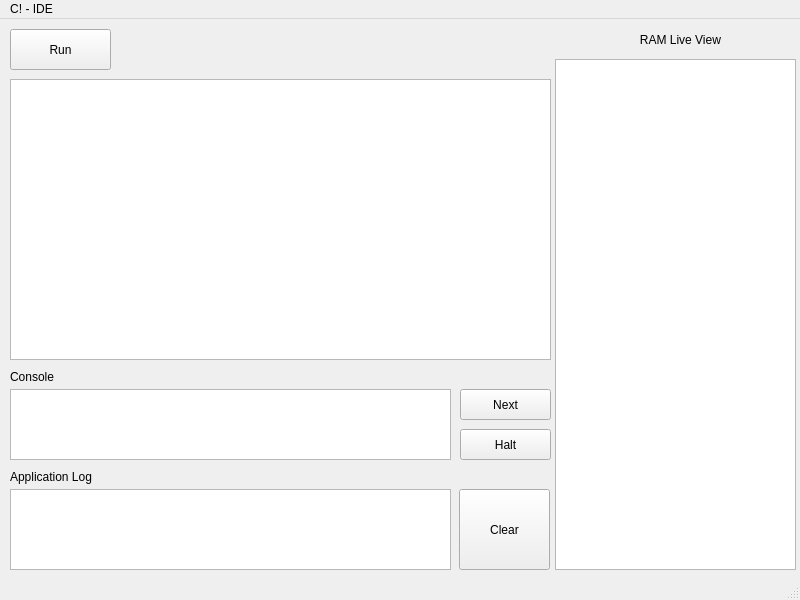
JoseA4718/Proyecto-1-Datos-II-C, file QT_Interface/interface.ui: the form before one commit.
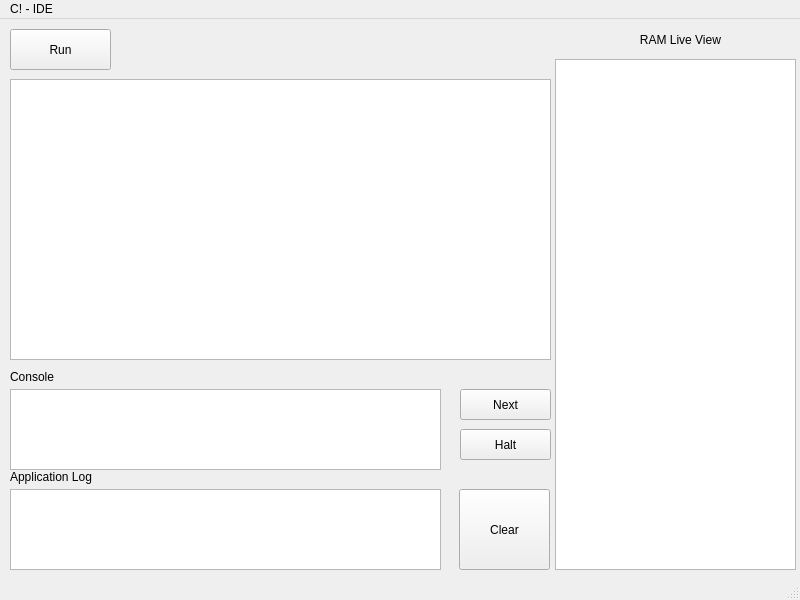
The form after the commit.

Commit message: code space, console and print implemented

```diff
--- a/QT_Interface/interface.ui
+++ b/QT_Interface/interface.ui
@@ -73,16 +73,6 @@
      <string>Console</string>
     </property>
    </widget>
-   <widget class="QListWidget" name="Console_Listview">
-    <property name="geometry">
-     <rect>
-      <x>10</x>
-      <y>370</y>
-      <width>441</width>
-      <height>71</height>
-     </rect>
-    </property>
-   </widget>
    <widget class="QLabel" name="Log_Label">
     <property name="geometry">
      <rect>
@@ -96,16 +86,6 @@
      <string>Application Log</string>
     </property>
    </widget>
-   <widget class="QListWidget" name="Log_View">
-    <property name="geometry">
-     <rect>
-      <x>10</x>
-      <y>470</y>
-      <width>441</width>
-      <height>81</height>
-     </rect>
-    </property>
-   </widget>
    <widget class="QPushButton" name="NextButton">
     <property name="geometry">
      <rect>
@@ -145,6 +125,26 @@
      <string>Clear</string>
     </property>
    </widget>
+   <widget class="QTextBrowser" name="LogTextBrowser">
+    <property name="geometry">
+     <rect>
+      <x>10</x>
+      <y>470</y>
+      <width>431</width>
+      <height>81</height>
+     </rect>
+    </property>
+   </widget>
+   <widget class="QTextBrowser" name="ConsoleTextBrowser">
+    <property name="geometry">
+     <rect>
+      <x>10</x>
+      <y>370</y>
+      <width>431</width>
+      <height>81</height>
+     </rect>
+    </property>
+   </widget>
   </widget>
   <widget class="QMenuBar" name="menubar">
    <property name="geometry">
```
The commit also changes 2 other files.
